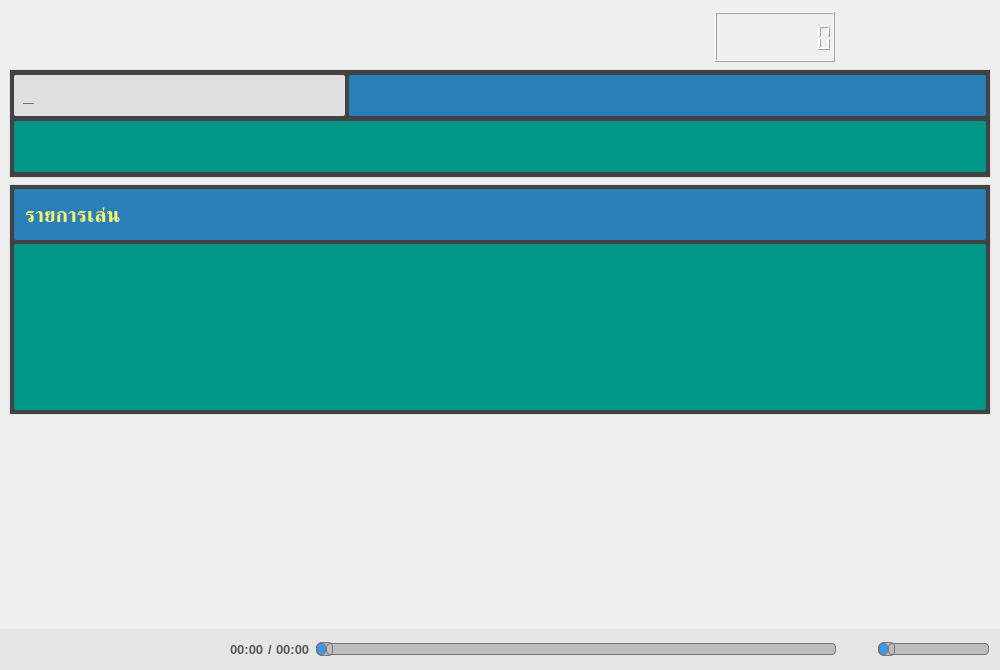
Old version of the form MainWindow.ui in the repository pie62/HandyKaraoke.
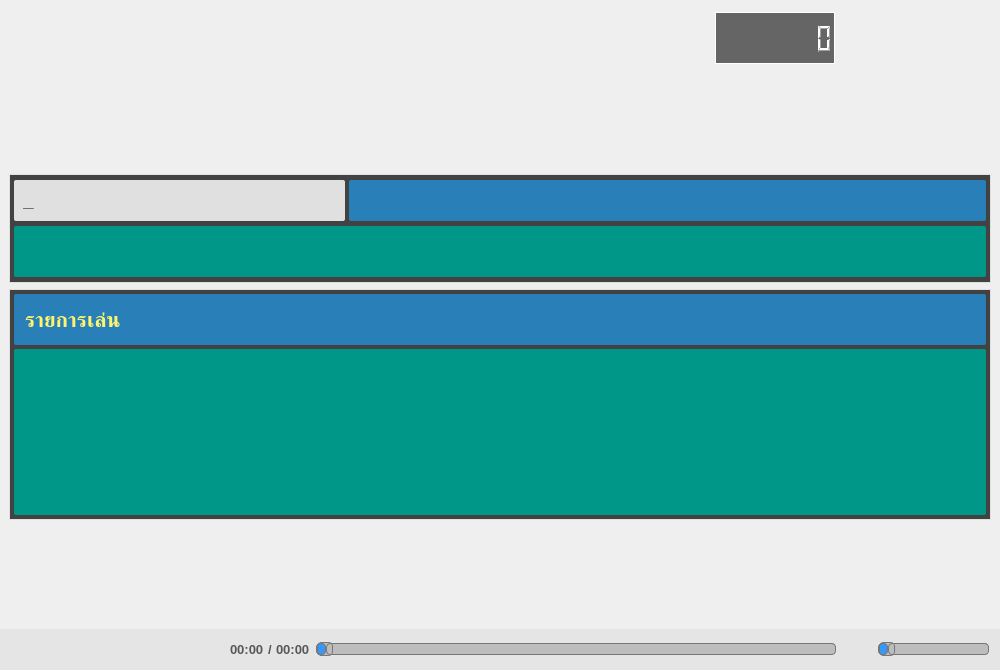
New version of the form. Icons and pictures are not drawn. Custom widgets are drawn as their Qt base class.

Commit message: Finish channel mixer.

What changed in the file:
```diff
--- a/MainWindow.ui
+++ b/MainWindow.ui
@@ -63,6 +63,22 @@
       </property>
       <item>
        <layout class="QHBoxLayout" name="horizontalLayout_13">
+        <item>
+         <widget class="ChannelMixer" name="chMix" native="true">
+          <property name="minimumSize">
+           <size>
+            <width>400</width>
+            <height>157</height>
+           </size>
+          </property>
+          <property name="maximumSize">
+           <size>
+            <width>16777215</width>
+            <height>157</height>
+           </size>
+          </property>
+         </widget>
+        </item>
         <item>
          <spacer name="horizontalSpacer_2">
           <property name="orientation">
@@ -77,21 +93,27 @@
          </spacer>
         </item>
         <item>
+         <layout class="QVBoxLayout" name="verticalLayout_5">
+          <item>
+           <layout class="QHBoxLayout" name="horizontalLayout">
+            <item>
          <widget class="QLCDNumber" name="lcdTime">
           <property name="minimumSize">
            <size>
             <width>120</width>
-            <height>50</height>
+                <height>52</height>
            </size>
           </property>
           <property name="maximumSize">
            <size>
-            <width>16777215</width>
-            <height>50</height>
+                <width>120</width>
+                <height>52</height>
            </size>
           </property>
           <property name="styleSheet">
-           <string notr="true">color: rgb(255, 255, 255);</string>
+               <string notr="true">color: rgb(255, 255, 255);
+background-color: rgb(62, 62, 62, 200);
+border: 1px solid rgb(255, 255, 255);</string>
           </property>
           <property name="digitCount">
            <number>8</number>
@@ -117,6 +139,26 @@
        </layout>
       </item>
       <item>
+           <widget class="QWidget" name="expandChMix" native="true">
+            <property name="sizePolicy">
+             <sizepolicy hsizetype="Preferred" vsizetype="Fixed">
+              <horstretch>0</horstretch>
+              <verstretch>0</verstretch>
+             </sizepolicy>
+            </property>
+            <property name="minimumSize">
+             <size>
+              <width>0</width>
+              <height>96</height>
+             </size>
+            </property>
+           </widget>
+          </item>
+         </layout>
+        </item>
+       </layout>
+      </item>
+      <item>
        <widget class="QFrame" name="frameSearch">
         <property name="sizePolicy">
          <sizepolicy hsizetype="Expanding" vsizetype="Fixed">
@@ -938,6 +980,12 @@
    <header>RhythmWidget.h</header>
    <container>1</container>
   </customwidget>
+  <customwidget>
+   <class>ChannelMixer</class>
+   <extends>QWidget</extends>
+   <header>ChannelMixer.h</header>
+   <container>1</container>
+  </customwidget>
  </customwidgets>
  <resources>
   <include location="icons.qrc"/>
```
Left out of the diff: 6 changed lines with no effect on the pictures. Lines whose indentation alone changed are shown as unchanged. The commit also changes 32 other files.
